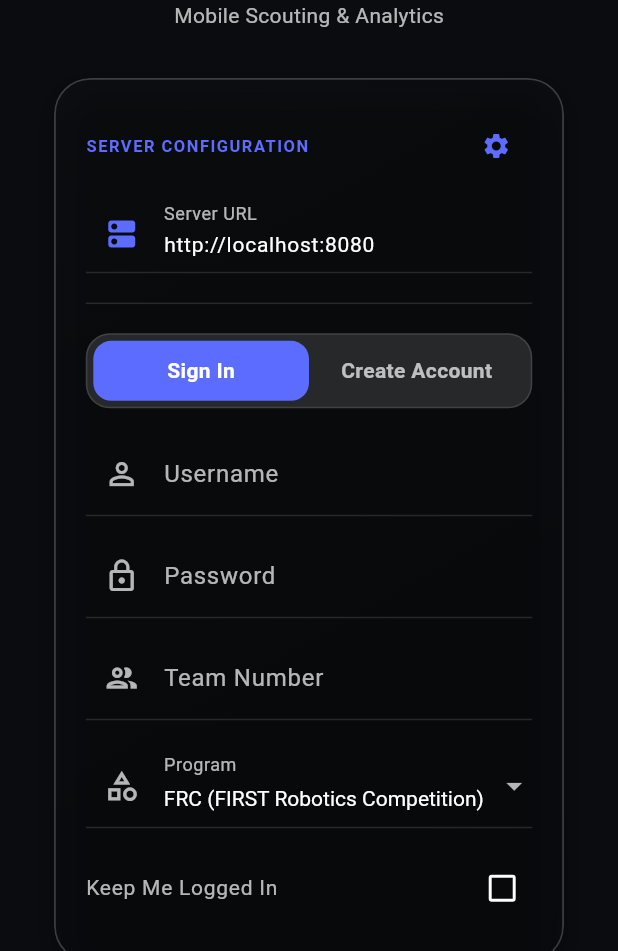
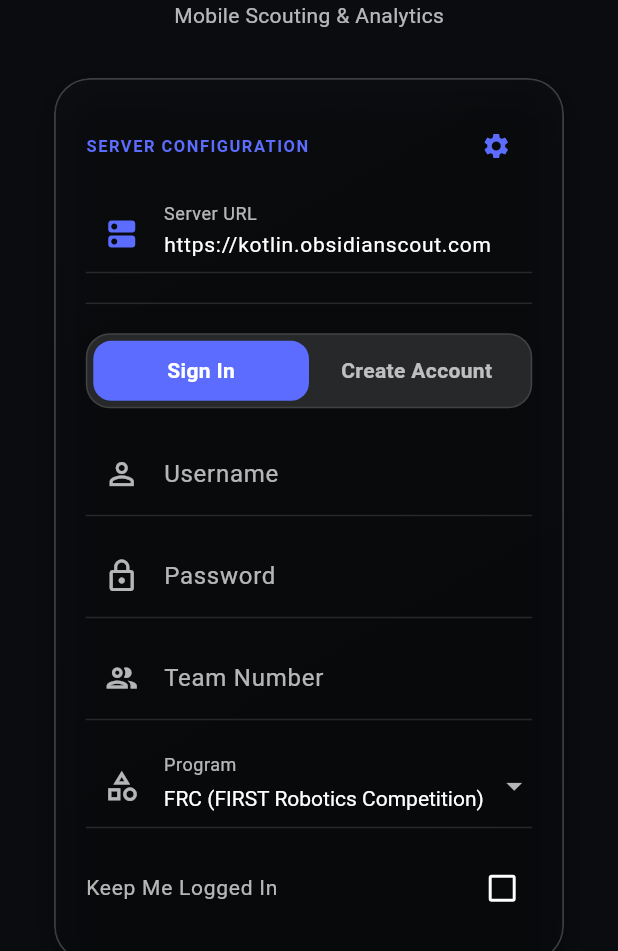
Before and after one commit to steveandjeff999/Obsidianscout-Java-App, a Flutter app: the screen it shows after launch, after a tap on the "settings" icon, on a phone screen of 412 x 824 dp, the part 285-1236 px from its top. Run offline on Flutter 3.47's test engine with Material 3 defaults, Android fonts, the phone set to English and light mode, and no system bars; our stand-ins replace camera, connectivity_plus, firebase_core, firebase_messaging, fl_chart, image_picker and 3 more; missing offline and left inert: dart:html, mobile_scanner, zxing_lib; accounts and stored records are empty; network calls fail.

Commit message:
Update default server URL and login hint
Set ApiService.defaultUrl to https://kotlin.obsidianscout.com, replace the login screen server hint with a generic 'http(s)://your-ip-or-domain(:port)', and update the widget test to expect the new default URL.

```diff
--- a/lib/screens/login_screen.dart
+++ b/lib/screens/login_screen.dart
@@ -308,7 +308,7 @@ class _LoginScreenState extends State<LoginScreen> {
                           decoration: InputDecoration(
                             labelText: context.tr('login.server_url'),
                             labelStyle: TextStyle(color: secondaryTextColor),
-                            hintText: 'http://localhost:8080 or https://192.168.1.100:8443',
+                            hintText: 'http(s)://your-ip-or-domain(:port)',
                             hintStyle: TextStyle(color: faintTextColor),
                             prefixIcon: const Icon(Icons.dns_rounded, color: ObsidianUITheme.primaryAccent),
                             enabledBorder: UnderlineInputBorder(borderSide: BorderSide(color: borderColor)),
--- a/lib/services/api_service.dart
+++ b/lib/services/api_service.dart
@@ -17,7 +17,7 @@ class ApiService {
   static const String keySavedUsername = "obsidianscout_saved_username";
   static const String keyThemeMode = "obsidianscout_theme_mode";
   static const String keyLocale = "obsidianscout_locale";
-  static const String defaultUrl = "http://localhost:8080";
+  static const String defaultUrl = "https://kotlin.obsidianscout.com";
 
   String _currentServerUrl = defaultUrl;
   String? _sessionCookie;
```
Also changed, not shown: 1 other file.
